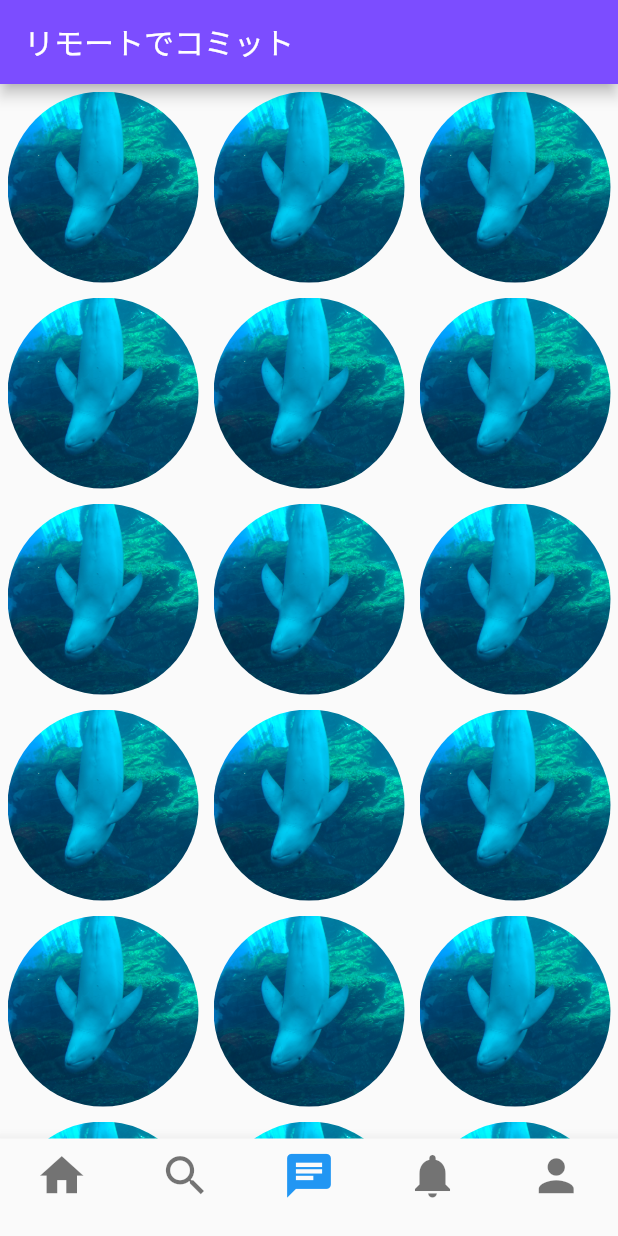
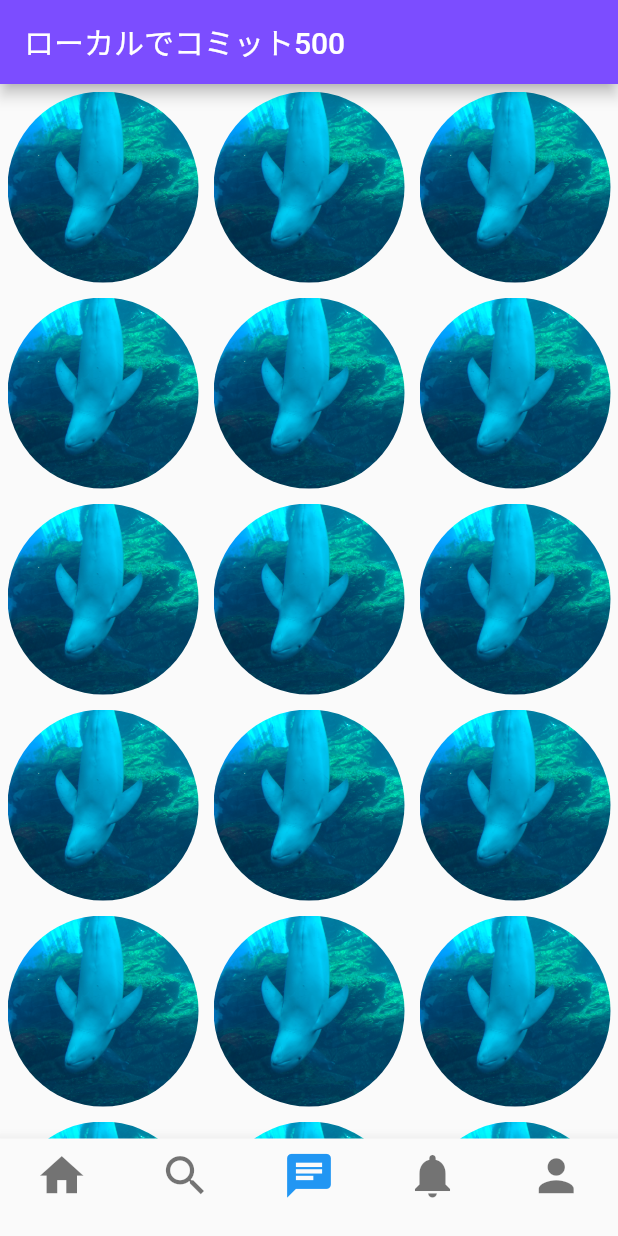
Before and after one commit to y-matsuura0715/chatAppWithFlutter, a Flutter app: the screen it shows after launch, item 3 of the bottom bar chosen, on a phone screen of 412 x 824 dp. Run offline on Flutter 3.47's test engine with Material 2 defaults, Android fonts, the phone set to English and light mode, and no system bars.

Commit message:
ローカルでコミット5000

```diff
--- a/lib/presentation/view/chat.dart
+++ b/lib/presentation/view/chat.dart
@@ -10,7 +10,7 @@ class Chat extends StatelessWidget {
     return Scaffold(
       appBar: AppBar(
         backgroundColor: Colors.deepPurpleAccent,
-        title: const Text('リモートでコミット'),
+        title: const Text('ローカルでコミット500'),
       ),
       body: Center(
         child: GridView.builder(
```
